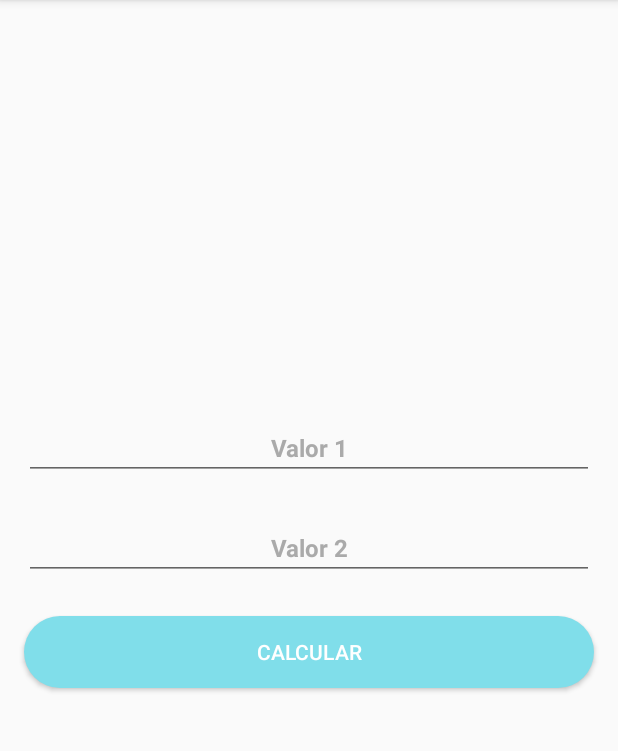
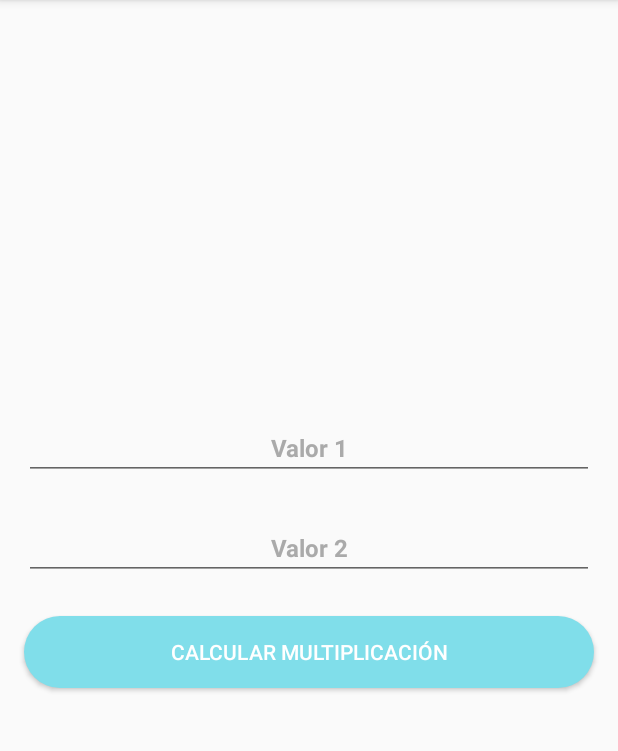
Before and after one commit to Aline2908/Examen_1, an Android app: the HomeActivity screen opened directly, with no data from a screen before it, after a tap on "MULTIPLICACIÓN", on a phone screen of 412 x 824 dp, the part 84-835 px from its top. Run offline under Robolectric (Android 15) with nearby library versions, the phone set to English and light mode, and no system bars; our stand-ins replace data binding.

Commit message:
Navigationn created in Home and Calculate

```diff
--- a/app/src/main/java/com/ram/examen/ui/home/activity/HomeActivity.kt
+++ b/app/src/main/java/com/ram/examen/ui/home/activity/HomeActivity.kt
@@ -1,13 +1,31 @@
 package com.ram.examen.ui.home.activity
 
 import android.os.Bundle
+import android.util.Log
 import androidx.appcompat.app.AppCompatActivity
+import androidx.navigation.findNavController
 import com.ram.examen.R
+import com.ram.examen.di.Calculate
+import com.ram.examen.ui.home.fragment.HomeFragment
+import com.ram.examen.ui.home.fragment.HomeFragmentDirections
 
-class HomeActivity : AppCompatActivity() {
+class HomeActivity : AppCompatActivity(), HomeFragment.HomeListener {
 
     override fun onCreate(savedInstanceState: Bundle?) {
         super.onCreate(savedInstanceState)
         setContentView(R.layout.activity_home)
     }
+
+    override fun onDoCalculate(calculate: Int) {
+        Log.i("Aline_", "DoCalculate")
+        findNavController(R.id.navHostFragment).navigate(
+            HomeFragmentDirections.actionHomeFragmentToCalculateFragment(calculate)
+        )
+    }
+
+    companion object {
+        const val SUM = 1
+        const val SUBTRACTION = 2
+        const val MULTIPLICATION = 3
+    }
 }
--- a/app/src/main/java/com/ram/examen/ui/home/fragment/CalculateFragment.kt
+++ b/app/src/main/java/com/ram/examen/ui/home/fragment/CalculateFragment.kt
@@ -6,12 +6,16 @@ import android.view.View
 import android.view.ViewGroup
 import android.widget.Toast
 import androidx.fragment.app.Fragment
+import androidx.navigation.fragment.navArgs
+import com.ram.examen.R
 import com.ram.examen.databinding.FragmentCalculateBinding
+import com.ram.examen.ui.home.activity.HomeActivity
 
 class CalculateFragment : Fragment() {
 
     lateinit var binding: FragmentCalculateBinding
 
+    private val args: CalculateFragmentArgs by navArgs()
 
     override fun onCreateView(
         inflater: LayoutInflater,
@@ -24,22 +28,29 @@ class CalculateFragment : Fragment() {
 
     override fun onViewCreated(view: View, savedInstanceState: Bundle?) {
         super.onViewCreated(view, savedInstanceState)
-        calculate()
-        calculatePlus()
+        initClickListener()
+        updateCopies()
     }
 
-    fun calculate() {
+    fun initClickListener() {
         binding.buttonCalculate.setOnClickListener { v ->
             showError()
         }
     }
 
-    fun calculatePlus() {
-        var x = 2.1
-        var y = 3
-        //Área de una esfera
-        //4*PI*r2
-        System.out.println(4 * Math.PI * Math.pow(x, 2.0))
+    fun updateCopies() {
+        val operation = args.operation
+        when (operation) {
+            HomeActivity.SUM -> {
+               binding.buttonCalculate.text = resources.getString(R.string.home_button_calculate_sum)
+            }
+            HomeActivity.SUBTRACTION -> {
+                binding.buttonCalculate.text = resources.getString(R.string.home_button_calculate_subtraction)
+            }
+            HomeActivity.MULTIPLICATION -> {
+                binding.buttonCalculate.text = resources.getString(R.string.home_button_calculate_multiplication)
+            }
+        }
     }
 
     fun showError() {
--- a/app/src/main/java/com/ram/examen/ui/home/fragment/HomeFragment.kt
+++ b/app/src/main/java/com/ram/examen/ui/home/fragment/HomeFragment.kt
@@ -1,5 +1,6 @@
 package com.ram.examen.ui.home.fragment
 
+import android.content.Context
 import android.os.Bundle
 import android.view.LayoutInflater
 import android.view.View
@@ -8,10 +9,20 @@ import androidx.fragment.app.Fragment
 import androidx.navigation.Navigation
 import com.ram.examen.R
 import com.ram.examen.databinding.FragmentHomeBinding
+import com.ram.examen.di.Calculate
+import com.ram.examen.ui.home.activity.HomeActivity
+import com.ram.examen.ui.login.fragment.LoginFragment
 
 class HomeFragment : Fragment() {
 
     lateinit var binding: FragmentHomeBinding
+
+    private var listener: HomeListener? = null
+
+    override fun onAttach(context: Context) {
+        super.onAttach(context)
+        listener = context as? HomeListener
+    }
 
     override fun onCreateView(
         inflater: LayoutInflater,
@@ -24,19 +35,22 @@ class HomeFragment : Fragment() {
 
     override fun onViewCreated(view: View, savedInstanceState: Bundle?) {
         super.onViewCreated(view, savedInstanceState)
-        initOnClickListener()
+        initClickListener()
     }
 
-    fun initOnClickListener() {
+    fun initClickListener() {
         binding.buttonPlus.setOnClickListener { v ->
-
-            Navigation.findNavController(v).navigate(R.id.calculateFragment)
+            listener?.onDoCalculate(HomeActivity.SUM)
         }
         binding.buttonSubtraction.setOnClickListener { v ->
-            Navigation.findNavController(v).navigate(R.id.calculateFragment)
+            listener?.onDoCalculate(HomeActivity.SUBTRACTION)
         }
         binding.buttonMultiplication.setOnClickListener { v ->
-            Navigation.findNavController(v).navigate(R.id.calculateFragment)
+            listener?.onDoCalculate(HomeActivity.MULTIPLICATION)
         }
     }
+
+    interface HomeListener {
+        fun onDoCalculate(calculate: Int)
+    }
 }
--- a/app/src/main/res/layout/fragment_calculate.xml
+++ b/app/src/main/res/layout/fragment_calculate.xml
@@ -55,7 +55,7 @@
             android:layout_marginEnd="16dp"
             android:layout_marginBottom="32dp"
             android:background="@drawable/bg_button"
-            android:text="@string/home_button_calculate"
+            android:text="@string/home_button_calculate_sum"
             android:textColor="@android:color/white"
             app:layout_constraintBottom_toBottomOf="parent"
             app:layout_constraintEnd_toEndOf="parent"
--- a/app/src/main/res/layout/fragment_home.xml
+++ b/app/src/main/res/layout/fragment_home.xml
@@ -34,7 +34,7 @@
             android:layout_marginTop="32dp"
             android:layout_marginEnd="16dp"
             android:background="@drawable/bg_button_operations"
-            android:text="@string/home_plus"
+            android:text="@string/home_sum"
             android:textColor="@android:color/white"
             android:textSize="20sp"
             app:layout_constraintEnd_toEndOf="parent"
--- a/app/src/main/res/navigation/nav_graph_home.xml
+++ b/app/src/main/res/navigation/nav_graph_home.xml
@@ -18,5 +18,21 @@
         android:id="@+id/calculateFragment"
         android:name="com.ram.examen.ui.home.fragment.CalculateFragment"
         android:label="CalculateFragment"
-        tools:layout="@layout/fragment_calculate"/>
+        tools:layout="@layout/fragment_calculate">
+        <action
+            android:id="@+id/action_calculateFragment_to_resultFragment"
+            app:destination="@id/resultFragment" />
+        <argument
+            app:argType="integer"
+            android:name="operation"/>
+    </fragment>
+    <fragment
+        android:id="@+id/resultFragment"
+        android:name="com.ram.examen.ui.home.fragment.ResultFragment"
+        android:label="ResultFragment"
+        tools:layout="@layout/fragment_result">
+        <action
+            android:id="@+id/action_resultFragment_to_homeFragment"
+            app:destination="@id/homeFragment" />
+    </fragment>
 </navigation>
--- a/app/src/main/res/values/strings.xml
+++ b/app/src/main/res/values/strings.xml
@@ -5,11 +5,13 @@
     <string name="login_button">Aceptar</string>
     <string name="login_welcome">¡Bienvenide!</string>
     <string name="home_calculate">Calcular</string>
-    <string name="home_plus">Suma</string>
+    <string name="home_sum">Suma</string>
     <string name="home_subtraction">Resta</string>
     <string name="home_multiplication">Multiplicación</string>
     <string name="home_value1">Valor 1</string>
     <string name="home_value2">Valor 2</string>
-    <string name="home_button_calculate">Calcular</string>
+    <string name="home_button_calculate_sum">Calcular Suma</string>
+    <string name="home_button_calculate_subtraction">Calcular Resta</string>
+    <string name="home_button_calculate_multiplication">Calcular Multiplicación</string>
     <string name="home_greeting">¡Hola! \nTu resultado es:</string>
 </resources>
```
